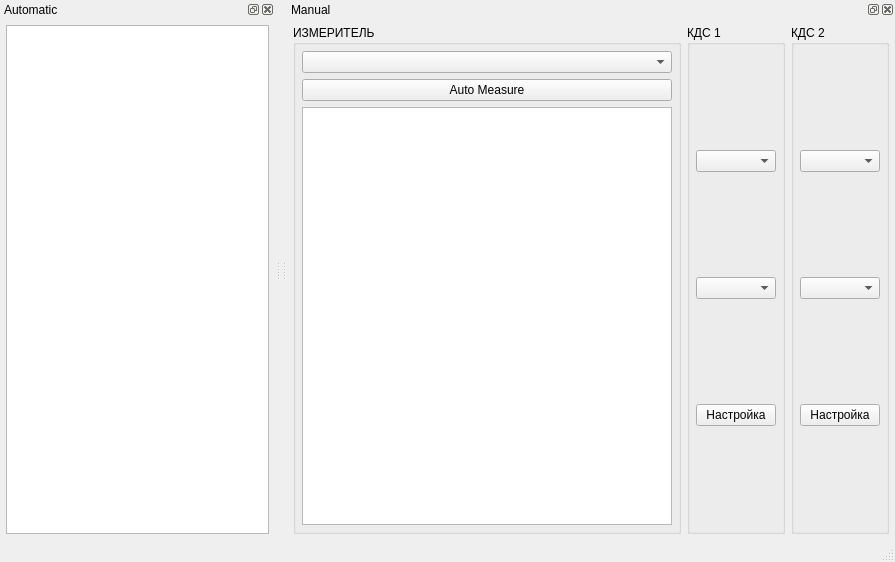
This is mainwindow.ui in XRay3D/AmkTester as Qt 5 draws it before an edit. The edited form follows.
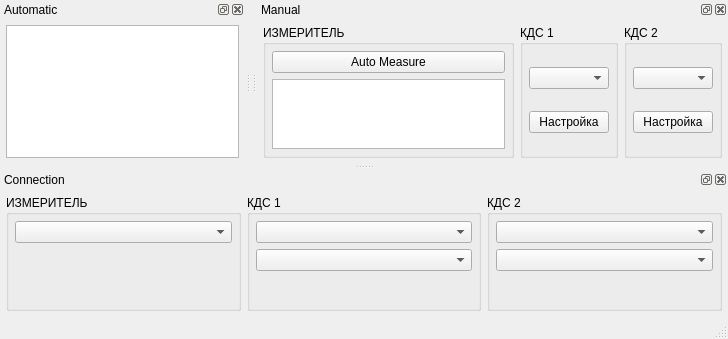
This is the edited form. Custom widgets are drawn as their Qt base class.

```diff
--- a/mainwindow.ui
+++ b/mainwindow.ui
@@ -6,8 +6,8 @@
    <rect>
     <x>0</x>
     <y>0</y>
-    <width>895</width>
-    <height>562</height>
+    <width>728</width>
+    <height>339</height>
    </rect>
   </property>
   <property name="windowTitle">
@@ -70,7 +70,7 @@
        <property name="title">
         <string>ИЗМЕРИТЕЛЬ</string>
        </property>
-       <layout class="QVBoxLayout" name="verticalLayout" stretch="10,0,0">
+       <layout class="QVBoxLayout" name="verticalLayout" stretch="0,0">
         <property name="leftMargin">
          <number>6</number>
         </property>
@@ -83,9 +83,6 @@
         <property name="bottomMargin">
          <number>6</number>
         </property>
-        <item>
-         <widget class="QComboBox" name="cbxPortTester"/>
-        </item>
         <item>
          <widget class="QPushButton" name="pbMeasure">
           <property name="text">
@@ -97,14 +94,7 @@
          </widget>
         </item>
         <item>
-         <widget class="QTableView" name="tvPins">
-          <property name="minimumSize">
-           <size>
-            <width>370</width>
-            <height>370</height>
-           </size>
-          </property>
-         </widget>
+         <widget class="ResistanceView" name="tvPins"/>
         </item>
        </layout>
       </widget>
@@ -134,20 +124,17 @@
          <number>6</number>
         </property>
         <item row="1" column="0">
-         <widget class="QComboBox" name="cbxAmkSet1"/>
-        </item>
-        <item row="3" column="0">
-         <layout class="QFormLayout" name="layAmk1"/>
+         <widget class="QPushButton" name="pbAmkSettings1">
+          <property name="text">
+           <string>Настройка</string>
+          </property>
+         </widget>
         </item>
         <item row="0" column="0">
-         <widget class="QComboBox" name="cbxPortAmk1"/>
+         <widget class="QComboBox" name="cbxAmkSet1"/>
         </item>
         <item row="2" column="0">
-         <widget class="QPushButton" name="pbAmkSettings1">
-          <property name="text">
-           <string>Настройка</string>
-          </property>
-         </widget>
+         <layout class="QFormLayout" name="layAmk1"/>
         </item>
        </layout>
       </widget>
@@ -170,9 +157,6 @@
         <property name="bottomMargin">
          <number>6</number>
         </property>
-        <item>
-         <widget class="QComboBox" name="cbxPortAmk2"/>
-        </item>
         <item>
          <widget class="QComboBox" name="cbxAmkSet2"/>
         </item>
@@ -238,6 +222,147 @@
     </layout>
    </widget>
   </widget>
+  <widget class="QDockWidget" name="dwCommunication">
+   <property name="windowTitle">
+    <string>Connection</string>
+   </property>
+   <attribute name="dockWidgetArea">
+    <number>8</number>
+   </attribute>
+   <widget class="QWidget" name="dockWidgetContents_3">
+    <layout class="QHBoxLayout" name="horizontalLayout_2">
+     <property name="leftMargin">
+      <number>6</number>
+     </property>
+     <property name="topMargin">
+      <number>6</number>
+     </property>
+     <property name="rightMargin">
+      <number>6</number>
+     </property>
+     <property name="bottomMargin">
+      <number>6</number>
+     </property>
+     <item>
+      <widget class="QGroupBox" name="groupBox">
+       <property name="title">
+        <string>ИЗМЕРИТЕЛЬ</string>
+       </property>
+       <layout class="QFormLayout" name="formLayout">
+        <property name="leftMargin">
+         <number>6</number>
+        </property>
+        <property name="topMargin">
+         <number>6</number>
+        </property>
+        <property name="rightMargin">
+         <number>6</number>
+        </property>
+        <property name="bottomMargin">
+         <number>6</number>
+        </property>
+        <item row="0" column="0" colspan="2">
+         <widget class="QComboBox" name="cbxPortTester"/>
+        </item>
+        <item row="1" column="0" colspan="2">
+         <widget class="QLabel" name="lblPortTester">
+          <property name="text">
+           <string/>
+          </property>
+          <property name="alignment">
+           <set>Qt::AlignCenter</set>
+          </property>
+          <property name="wordWrap">
+           <bool>true</bool>
+          </property>
+         </widget>
+        </item>
+       </layout>
+      </widget>
+     </item>
+     <item>
+      <widget class="QGroupBox" name="groupBox_2">
+       <property name="title">
+        <string>КДС 1</string>
+       </property>
+       <layout class="QFormLayout" name="formLayout_2">
+        <property name="leftMargin">
+         <number>6</number>
+        </property>
+        <property name="topMargin">
+         <number>6</number>
+        </property>
+        <property name="rightMargin">
+         <number>6</number>
+        </property>
+        <property name="bottomMargin">
+         <number>6</number>
+        </property>
+        <item row="0" column="0" colspan="2">
+         <widget class="QComboBox" name="cbxPortAmk1"/>
+        </item>
+        <item row="1" column="0" colspan="2">
+         <widget class="QComboBox" name="cbxPortBaud1"/>
+        </item>
+        <item row="2" column="0" colspan="2">
+         <widget class="QLabel" name="lblPortAmk1">
+          <property name="text">
+           <string/>
+          </property>
+          <property name="alignment">
+           <set>Qt::AlignCenter</set>
+          </property>
+          <property name="wordWrap">
+           <bool>true</bool>
+          </property>
+         </widget>
+        </item>
+       </layout>
+      </widget>
+     </item>
+     <item>
+      <widget class="QGroupBox" name="groupBox_3">
+       <property name="title">
+        <string>КДС 2</string>
+       </property>
+       <layout class="QFormLayout" name="formLayout_3">
+        <property name="leftMargin">
+         <number>6</number>
+        </property>
+        <property name="topMargin">
+         <number>6</number>
+        </property>
+        <property name="rightMargin">
+         <number>6</number>
+        </property>
+        <property name="bottomMargin">
+         <number>6</number>
+        </property>
+        <item row="0" column="0" colspan="2">
+         <widget class="QComboBox" name="cbxPortAmk2"/>
+        </item>
+        <item row="1" column="0" colspan="2">
+         <widget class="QComboBox" name="cbxPortBaud2"/>
+        </item>
+        <item row="2" column="0" colspan="2">
+         <widget class="QLabel" name="lblPortAmk2">
+          <property name="text">
+           <string/>
+          </property>
+          <property name="alignment">
+           <set>Qt::AlignCenter</set>
+          </property>
+          <property name="wordWrap">
+           <bool>true</bool>
+          </property>
+         </widget>
+        </item>
+       </layout>
+      </widget>
+     </item>
+    </layout>
+   </widget>
+  </widget>
  </widget>
  <layoutdefault spacing="6" margin="11"/>
  <customwidgets>
@@ -246,6 +371,11 @@
    <extends>QTableView</extends>
    <header>autotest/tableview.h</header>
   </customwidget>
+  <customwidget>
+   <class>ResistanceView</class>
+   <extends>QTableView</extends>
+   <header location="global">resistanceview.h</header>
+  </customwidget>
  </customwidgets>
  <tabstops>
   <tabstop>cbxPortTester</tabstop>
```
Left out of the diff: 6 changed lines with no effect on the pictures.
